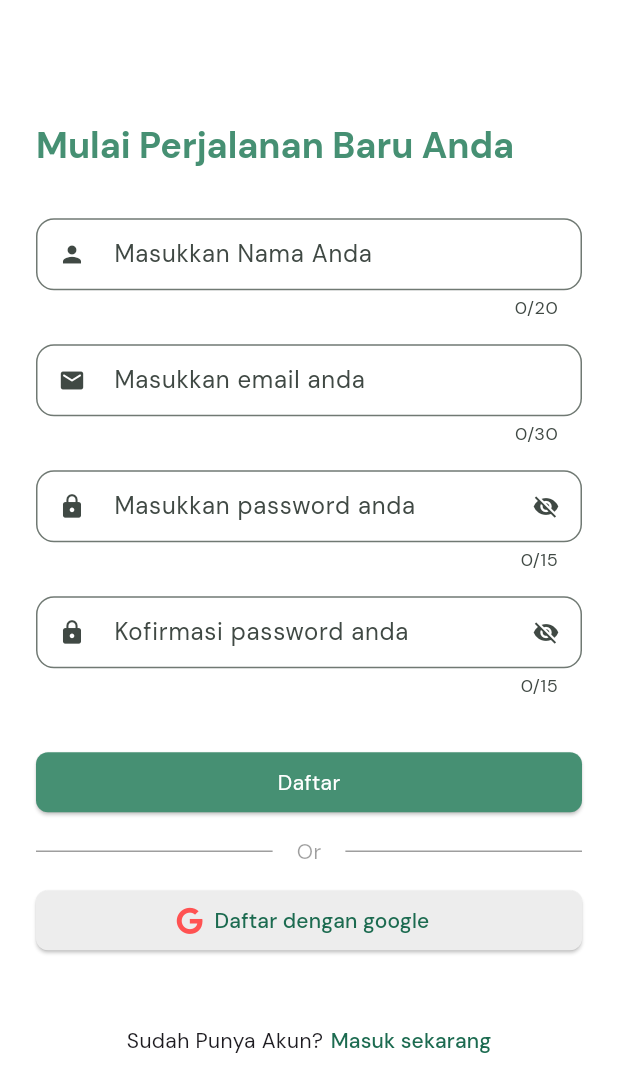
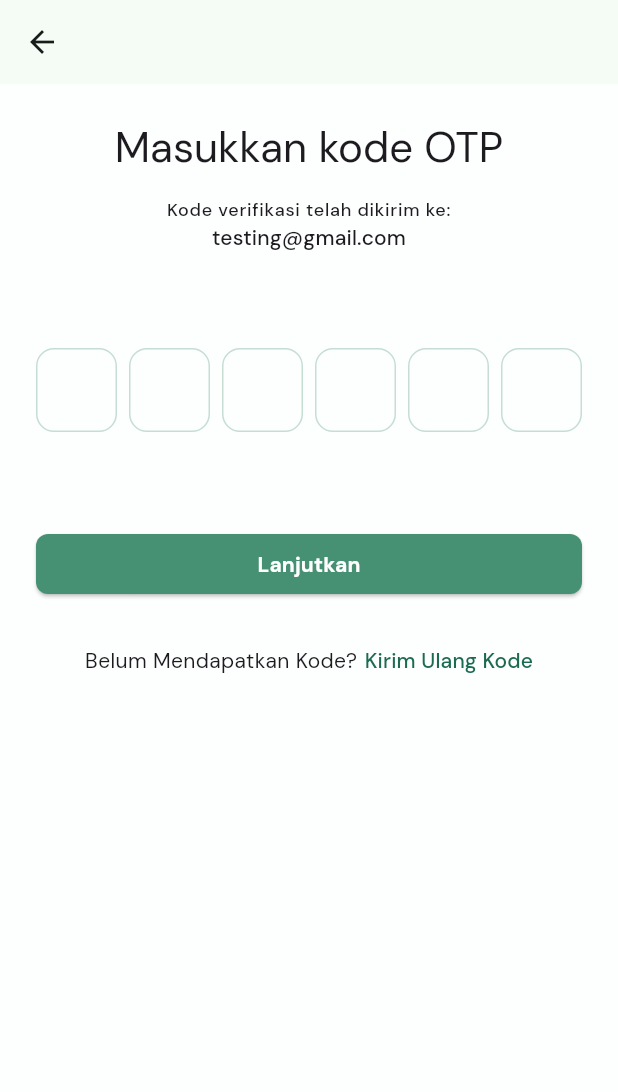
Before and after one commit to NotDaniArya/empowerme, a Flutter app: the RegisterScreen screen opened directly, after a tap on "Daftar", on a phone screen of 412 x 824 dp. Shown: the top 1092 px of the screen. Run offline on Flutter 3.47's test engine with Material 3 defaults, Android fonts, the phone set to English and light mode, and no system bars; drawn by our look-alikes of pinput; our stand-ins replace cached_network_image, carousel_slider, flutter_riverpod, font_awesome_flutter, google_fonts.

Commit message:
feat: menambahkan verify_email.dart untuk memasukkan kode otp yang di kirim ke email

```diff
--- a/lib/user_features/auth/presentation/screens/register_screen.dart
+++ b/lib/user_features/auth/presentation/screens/register/register_screen.dart
@@ -1,14 +1,15 @@
 import 'package:flutter/material.dart';
 import 'package:flutter_riverpod/flutter_riverpod.dart';
 import 'package:font_awesome_flutter/font_awesome_flutter.dart';
+import 'package:new_empowerme/user_features/auth/presentation/screens/register/verify_email.dart';
 
-import '../../../../utils/constant/colors.dart';
-import '../../../../utils/constant/sizes.dart';
-import '../../../../utils/shared_widgets/button.dart';
-import '../../../../utils/shared_widgets/input_text_field.dart';
-import '../../../../utils/shared_widgets/or_divider.dart';
-import '../../../../utils/shared_widgets/text_button.dart';
-import 'login_screen.dart';
+import '../../../../../utils/constant/colors.dart';
+import '../../../../../utils/constant/sizes.dart';
+import '../../../../../utils/shared_widgets/button.dart';
+import '../../../../../utils/shared_widgets/input_text_field.dart';
+import '../../../../../utils/shared_widgets/or_divider.dart';
+import '../../../../../utils/shared_widgets/text_button.dart';
+import '../login/login_screen.dart';
 
 class RegisterScreen extends ConsumerStatefulWidget {
   const RegisterScreen({super.key});
@@ -51,6 +52,10 @@ class _RegisterScreenState extends ConsumerState<RegisterScreen> {
     //       onError: (error) =>
     //           MyHelperFunction.toastNotification(error, false, context),
     //     );
+    Navigator.push(
+      context,
+      MaterialPageRoute(builder: (context) => const VerifyEmailScreen()),
+    );
   }
 
   @override
--- /dev/null
+++ b/lib/user_features/auth/presentation/screens/register/verify_email.dart
@@ -0,0 +1,109 @@
+import 'package:flutter/material.dart';
+import 'package:new_empowerme/utils/constant/colors.dart';
+import 'package:new_empowerme/utils/shared_widgets/button.dart';
+import 'package:new_empowerme/utils/shared_widgets/text_button.dart';
+import 'package:pinput/pinput.dart';
+
+import '../../../../../utils/constant/sizes.dart';
+
+class VerifyEmailScreen extends StatelessWidget {
+  const VerifyEmailScreen({super.key});
+
+  @override
+  Widget build(BuildContext context) {
+    final textTheme = Theme.of(context).textTheme;
+
+    // --- konfigurasi Tampilan untuk Pinput ---
+    final defaultPinTheme = PinTheme(
+      width: 56,
+      height: 56,
+      textStyle: const TextStyle(
+        fontSize: 20,
+        color: TColors.primaryColor,
+        fontWeight: FontWeight.w600,
+      ),
+      decoration: BoxDecoration(
+        border: Border.all(color: TColors.primaryColor.withOpacity(0.3)),
+        borderRadius: BorderRadius.circular(12),
+      ),
+    );
+
+    final focusedPinTheme = defaultPinTheme.copyDecorationWith(
+      border: Border.all(color: TColors.primaryColor),
+      borderRadius: BorderRadius.circular(8),
+    );
+
+    final submittedPinTheme = defaultPinTheme.copyWith(
+      decoration: defaultPinTheme.decoration?.copyWith(
+        color: const Color.fromRGBO(234, 239, 243, 1),
+      ),
+    );
+    // --- Akhir Konfigurasi Tampilan ---
+
+    return Scaffold(
+      backgroundColor: TColors.backgroundColor,
+      appBar: AppBar(automaticallyImplyLeading: true),
+      body: SingleChildScrollView(
+        child: Padding(
+          padding: const EdgeInsets.all(TSizes.scaffoldPadding),
+          child: Column(
+            children: [
+              /// Title & subtitle
+              Text(
+                'Masukkan kode OTP',
+                style: Theme.of(context).textTheme.headlineMedium,
+                textAlign: TextAlign.center,
+              ),
+              const SizedBox(height: TSizes.spaceBtwItems),
+              Text(
+                'Kode verifikasi telah dikirim ke:',
+                style: Theme.of(context).textTheme.labelMedium,
+                textAlign: TextAlign.center,
+              ),
+              Text(
+                'testing@gmail.com',
+                style: Theme.of(context).textTheme.labelLarge,
+                textAlign: TextAlign.center,
+              ),
+              const SizedBox(height: TSizes.spaceBtwSections * 2),
+
+              /// Input OTP di sini
+              Pinput(
+                length: 6, // Jumlah digit OTP
+                defaultPinTheme: defaultPinTheme,
+                focusedPinTheme: focusedPinTheme,
+                submittedPinTheme: submittedPinTheme,
+                pinputAutovalidateMode: PinputAutovalidateMode.onSubmit,
+                // showCursor: true,
+                onCompleted: (pin) => print('Pin yang dimasukkan: $pin'),
+              ),
+              const SizedBox(height: TSizes.spaceBtwSections * 2),
+
+              /// buttons
+              SizedBox(
+                width: double.infinity,
+                child: MyButton(
+                  text: const Text(
+                    'Lanjutkan',
+                    style: TextStyle(
+                      color: Colors.white,
+                      fontWeight: FontWeight.bold,
+                    ),
+                  ),
+                  onPressed: () {
+                    print('Tombol lanjutkan di tekan');
+                  },
+                ),
+              ),
+              const SizedBox(height: TSizes.spaceBtwItems),
+              const MyTextButton(
+                text: Text('Belum Mendapatkan Kode?'),
+                buttonText: Text('Kirim Ulang Kode'),
+              ),
+            ],
+          ),
+        ),
+      ),
+    );
+  }
+}
--- a/lib/user_features/onboarding/onboarding_screen.dart
+++ b/lib/user_features/onboarding/onboarding_screen.dart
@@ -4,8 +4,8 @@ import '../../utils/constant/colors.dart';
 import '../../utils/constant/sizes.dart';
 import '../../utils/shared_widgets/button.dart';
 import '../../utils/shared_widgets/or_divider.dart';
-import '../auth/presentation/screens/login_screen.dart';
-import '../auth/presentation/screens/register_screen.dart';
+import '../auth/presentation/screens/login/login_screen.dart';
+import '../auth/presentation/screens/register/register_screen.dart';
 
 class OnboardingScreen extends StatelessWidget {
   const OnboardingScreen({super.key});
--- a/lib/user_features/profile/presentation/profile_screen.dart
+++ b/lib/user_features/profile/presentation/profile_screen.dart
@@ -5,7 +5,7 @@ import '../../../utils/constant/colors.dart';
 import '../../../utils/constant/sizes.dart';
 import '../../../utils/shared_widgets/avatar_image.dart';
 import '../../../utils/shared_widgets/menu_item.dart';
-import '../../auth/presentation/screens/login_screen.dart';
+import '../../auth/presentation/screens/login/login_screen.dart';
 
 class ProfileScreen extends StatelessWidget {
   const ProfileScreen({super.key});
--- a/lib/utils/shared_widgets/text_button.dart
+++ b/lib/utils/shared_widgets/text_button.dart
@@ -5,12 +5,12 @@ class MyTextButton extends StatelessWidget {
     super.key,
     required this.text,
     required this.buttonText,
-    required this.route,
+    this.route,
   });
 
   final Widget text;
   final Widget buttonText;
-  final Widget route;
+  final Widget? route;
 
   @override
   Widget build(BuildContext context) {
@@ -22,10 +22,12 @@ class MyTextButton extends StatelessWidget {
         const SizedBox(width: 5),
         TextButton(
           onPressed: () {
-            Navigator.push(
-              context,
-              MaterialPageRoute(builder: (context) => route),
-            );
+            route == null
+                ? null
+                : Navigator.push(
+                    context,
+                    MaterialPageRoute(builder: (context) => route!),
+                  );
           },
           style: TextButton.styleFrom(
             padding: EdgeInsets.zero,
--- a/pubspec.yaml
+++ b/pubspec.yaml
@@ -16,6 +16,9 @@ dependencies:
   font_awesome_flutter: ^10.8.0
   cached_network_image: ^3.4.1
   carousel_slider: ^5.1.1
+  pinput: ^5.0.1
+  equatable: ^2.0.7
+  dio: ^5.8.0+1
 
 dev_dependencies:
   flutter_test:
```
Also changed, not shown: lib/user_features/auth/presentation/screens/login/login_screen.dart (renamed from lib/user_features/auth/presentation/screens/login_screen.dart, +8 -8 lines), pubspec.lock.
